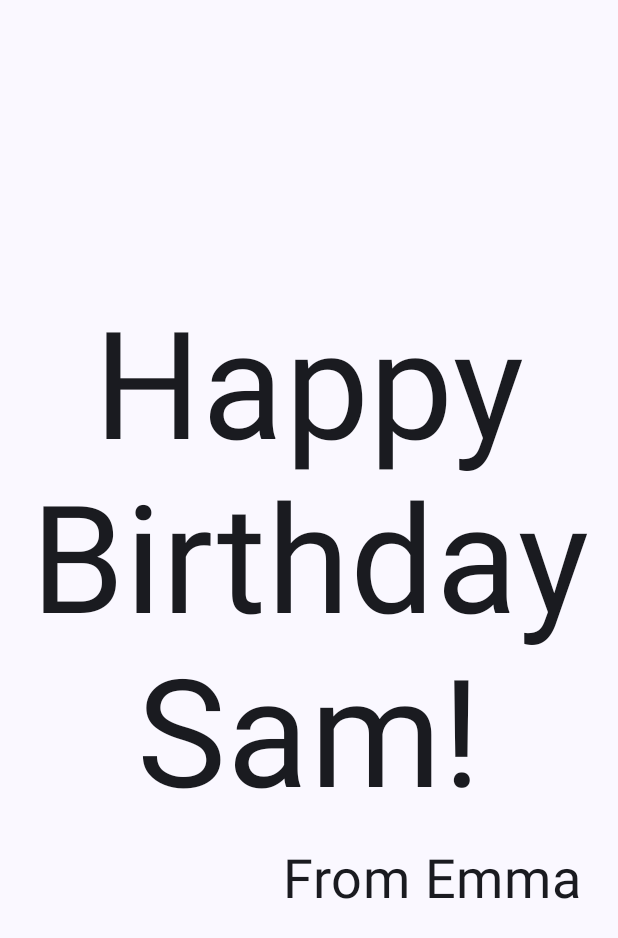
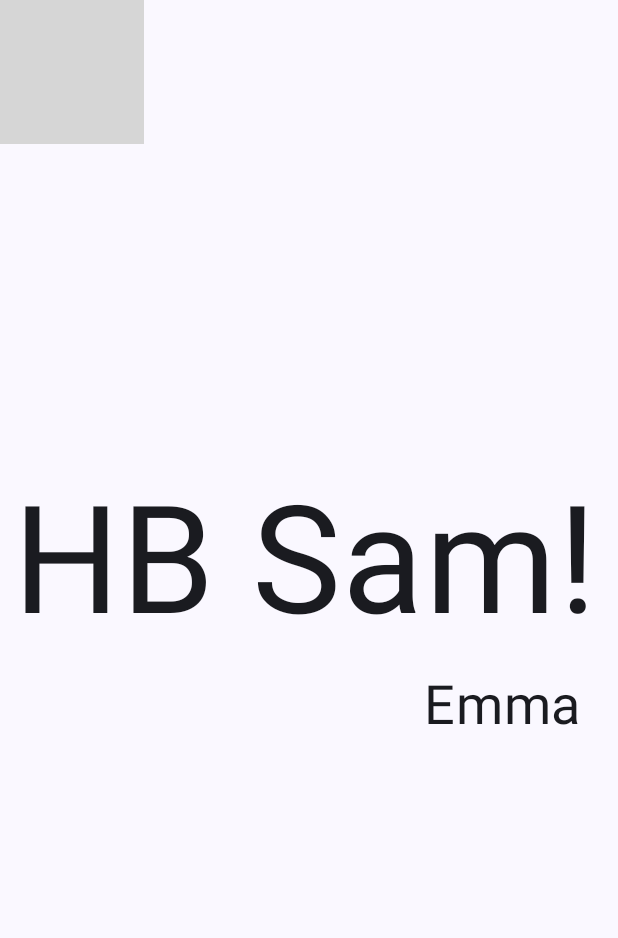
Before and after one commit to AnaDeFence/psychic-dollop, an Android app built with Jetpack Compose: the screen it shows after launch (MainActivity), on a phone screen of 412 x 824 dp. Shown: the top 938 px of the screen. Run offline under Robolectric (Android 15) with nearby library versions, the phone set to English and light mode, and no system bars; grey boxes are pictures that could not be loaded.

Commit message:
hbapp: add box layout and add greetingimage to  onCreate

```diff
--- a/happybirthday/app/src/main/java/com/example/happybirthday/MainActivity.kt
+++ b/happybirthday/app/src/main/java/com/example/happybirthday/MainActivity.kt
@@ -23,6 +23,7 @@ import androidx.compose.ui.unit.dp
 import androidx.compose.ui.unit.sp
 import com.example.happybirthday.R.drawable.androidparty
 import androidx.compose.foundation.Image
+import androidx.compose.foundation.layout.Box
 import com.example.happybirthday.ui.theme.HappybirthdayTheme
 
 
@@ -37,10 +38,15 @@ class MainActivity : ComponentActivity() {
                         modifier = Modifier.fillMaxSize(),
                         color = MaterialTheme.colorScheme.background
                     ) {
-                        GreetingText(
-                            message = "Happy Birthday Sam!",
-                            from = "From Emma",
-                            modifier = Modifier.padding(8.dp)
+//                        GreetingText(
+//                            message = "Happy Birthday Sam!",
+//                            from = "From Emma",
+//                            modifier = Modifier.padding(8.dp)
+//                        )
+                        GreetingImage(
+                            message = "HB Sam!",
+                            from = "Emma",
+
                         )
 
 
@@ -75,10 +81,19 @@ fun GreetingText(message: String, from: String, modifier: Modifier = Modifier) {
 @Composable
 fun GreetingImage(message: String, from: String, modifier: Modifier = Modifier){
     val image = painterResource(androidparty)
-    Image(
-        painter = image,
-        contentDescription = null
-    )
+    Box(modifier) {
+        Image(
+            painter = image,
+            contentDescription = null
+        )
+        GreetingText(
+            message = message,
+            from = from,
+            modifier = modifier
+                .padding(8.dp)
+                .fillMaxSize()
+        )
+    }
 }
 
 @Preview(showBackground = true)
```
